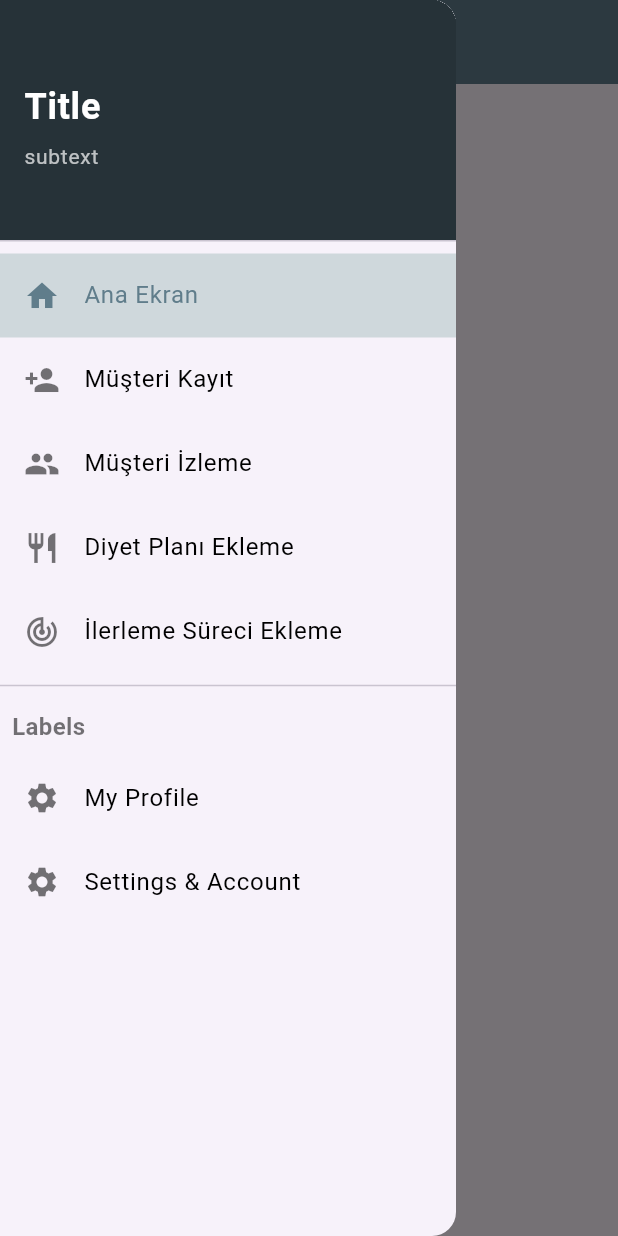
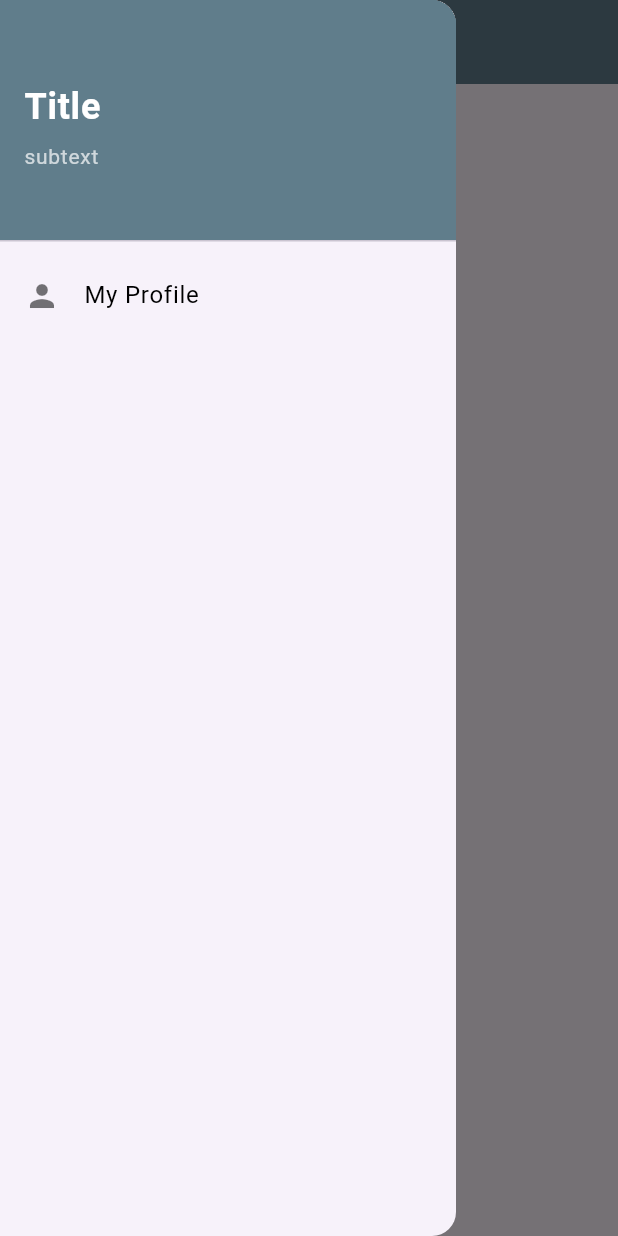
Before and after one commit to oguzhanfatihkucuk/DietApp, a Flutter app: the Mainscreen screen opened directly with empty values, with the side drawer open, on a phone screen of 412 x 824 dp. Run offline on Flutter 3.47's test engine with Material 3 defaults, Android fonts, the phone set to English and light mode, and no system bars; our stand-ins replace firebase_auth, firebase_core, firebase_database; accounts and stored records are empty; generated files the repository leaves out were written again.

Commit message:
Yetkiye göre sayfalandırma yapıldı.

```diff
--- a/lib/screens/MainScreen.dart
+++ b/lib/screens/MainScreen.dart
@@ -6,42 +6,53 @@ import 'AddDietPlan.dart';
 import 'UserProfileScreen.dart';
 
 //TODO Tüm sayfalardaki firebase işlemlerini gözden geçir riskleri değerlendir tüm save methodlarını aynı biçimde olmasını sağla.
+
 //TODO UI için geliştirmelerde bulun.
+//TODO Responsive kontrollerini  yap
+
 //TODO Diyetisyen girişi sağlansın ve diyetisyen kendi müşterilerini görebilsin.
+//TODO Admin sayfasında diyetisyeni kayıtı ve admin kayıdı yapılabilsin.isADmin?, isDietitan?
+//TODO diyetisyen sadece müşteri kayıdı yapabilir,kayıt yaptığında o kişi otomatik olarak o dietitanID ye sahip olsun
 
 //TODO Müşteri silme-diyet planı silme-ilerleme süreci silme bunları yapmaya calis.
 //TODO Düzenleme işlemlerini araştır.
 //TODO Müşteri için öğün ekleme sayfası olusturalacak
 
-//TODO Authorization işlemlerini araştır nasıl bir yöntem yapabiliriz.Diyetisyen
-//TODO Admin:hepsi+diyetisyen konrol sayfası
-//TODO Diyetisyen:Tüm sayfalar
-//TODO Müşteri:Öğün ekle
 
-//TODO Responsive kontrollerini  yap
+
 class Mainscreen extends StatefulWidget {
-  Mainscreen(bool isAdmin, bool isDietitian);
+  final bool isAdmin;
+  final bool isDietitian;
+
+  const Mainscreen({
+    Key? key,
+    required this.isAdmin,
+    required this.isDietitian,
+  }) : super(key: key);
 
   @override
   _MainscreenState createState() => _MainscreenState();
 }
 
 class _MainscreenState extends State<Mainscreen> {
-  Widget currentPage = Center(child: Text('Ana Ekran', style: TextStyle(fontSize: 24)));
+  Widget currentPage = const Center(child: Text('Ana Ekran', style: TextStyle(fontSize: 24)));
   int selectedIndex = 0;
+
+  bool get isAdmin => widget.isAdmin;
+  bool get isDietitian => widget.isDietitian;
 
   @override
   Widget build(BuildContext context) {
     return Scaffold(
       appBar: AppBar(
-        title: Text('Ana Ekran'),
+        title: const Text('Ana Ekran'),
         backgroundColor: Colors.blueGrey,
       ),
       drawer: Drawer(
-        child: ListView( // Column yerine ListView kullan
+        child: ListView(
           children: [
-            DrawerHeader(
-              decoration: BoxDecoration(color: Colors.blueGrey.shade900),
+            const DrawerHeader(
+              decoration: BoxDecoration(color: Colors.blueGrey),
               child: Column(
                 crossAxisAlignment: CrossAxisAlignment.start,
                 mainAxisAlignment: MainAxisAlignment.center,
@@ -52,25 +63,29 @@ class _MainscreenState extends State<Mainscreen> {
                 ],
               ),
             ),
-            _buildDrawerItem(Icons.home, 'Ana Ekran', 0, Center(child: Text('Ana Ekran'))),
+            // Admin ve Diyetisyenler için menü öğeleri
+            if (isAdmin || isDietitian) ...[
+              _buildDrawerItem(Icons.home, 'Ana Ekran', 0, const Center(child: Text('Ana Ekran'))),
               _buildDrawerItem(Icons.person_add, 'Müşteri Kayıt', 1, RegistrationMain()),
               _buildDrawerItem(Icons.people, 'Müşteri İzleme', 2, CustomerDetailMain()),
               _buildDrawerItem(Icons.restaurant, 'Diyet Planı Ekleme', 3, AddDietPlanMain()),
               _buildDrawerItem(Icons.track_changes, 'İlerleme Süreci Ekleme', 4, AddProgressTrackingMain()),
-            Divider(),
-            Padding(
-              padding: const EdgeInsets.all(8.0),
+              const Divider(),
+              const Padding(
+                padding: EdgeInsets.all(8.0),
                 child: Align(
                   alignment: Alignment.centerLeft,
                   child: Text('Labels', style: TextStyle(fontSize: 16, fontWeight: FontWeight.bold, color: Colors.black54)),
                 ),
               ),
-            _buildDrawerItem(Icons.settings, 'My Profile', 8, UserProfileScreen()),
-            _buildDrawerItem(Icons.settings, 'Settings & Account', 8, Center(child: Text('Settings & Account'))),
+              _buildDrawerItem(Icons.settings, 'Settings & Account', 8, const Center(child: Text('Settings & Account'))),
+            ],
+            // Tüm kullanıcılar için profil sayfası (Admin ve Diyetisyenler hariç)
+            if (!isAdmin && !isDietitian)
+              _buildDrawerItem(Icons.person, 'My Profile', 5, UserProfileScreen()),
           ],
         ),
       ),
-
       body: currentPage,
     );
   }
```
Lines whose indentation alone changed are shown as unchanged.
